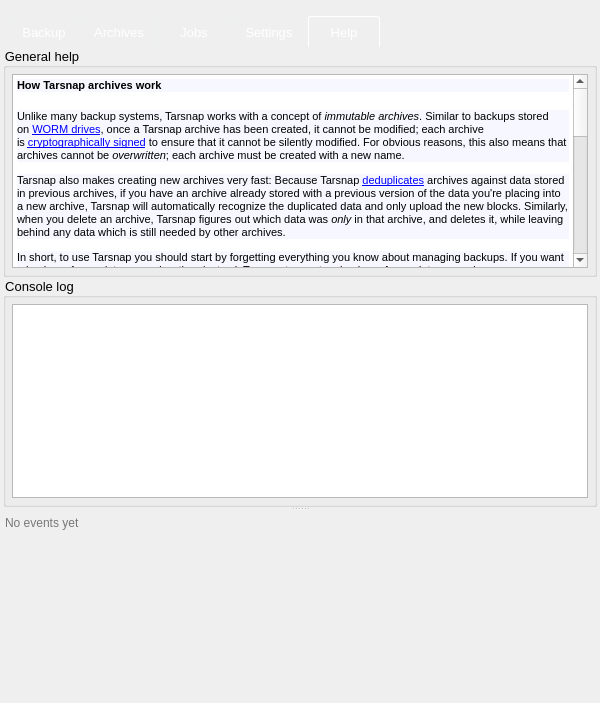
Qt form forms/mainwindow.ui (Tarsnap/tarsnap-gui) before a commit.
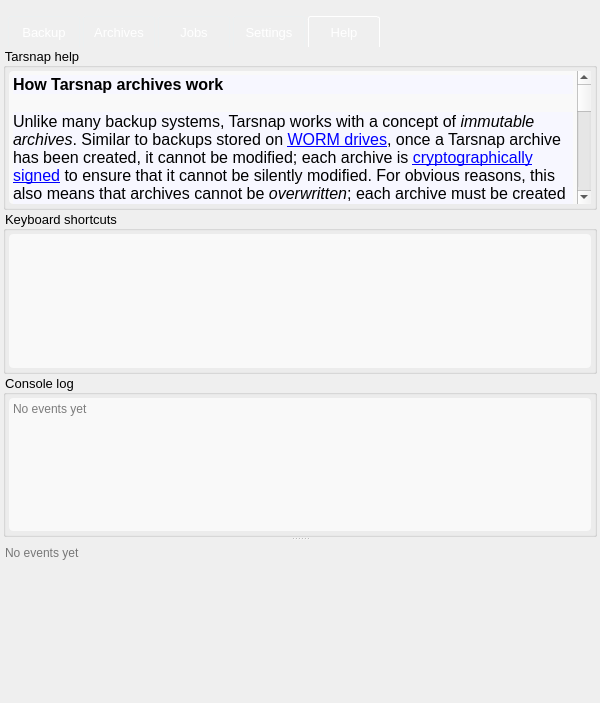
The same form after that commit. The open tabs and pages were chosen to show the change. Icons and pictures are not drawn. Custom widgets are drawn as their Qt base class.

Commit message: Refinements for the Help pane.

What changed in the file:
```diff
--- a/forms/mainwindow.ui
+++ b/forms/mainwindow.ui
@@ -1663,7 +1663,8 @@
          </widget>
          <widget class="QWidget" name="helpTab">
           <property name="styleSheet">
-           <string notr="true">#helpTab {
+           <string notr="true">#helpTab QGroupBox {
+font-size: 13px;
 }</string>
           </property>
           <attribute name="title">
@@ -1696,53 +1697,84 @@
               </font>
              </property>
              <property name="styleSheet">
-              <string notr="true">QGroupBox {
-font-size: 13px;
-}</string>
+              <string notr="true"/>
              </property>
              <property name="title">
-              <string>General help</string>
+              <string>Tarsnap help</string>
              </property>
              <layout class="QVBoxLayout" name="verticalLayout_7">
               <property name="leftMargin">
-               <number>6</number>
+               <number>3</number>
               </property>
               <property name="topMargin">
-               <number>6</number>
+               <number>3</number>
               </property>
               <property name="rightMargin">
-               <number>6</number>
+               <number>3</number>
               </property>
               <property name="bottomMargin">
-               <number>6</number>
+               <number>3</number>
               </property>
               <item>
                <widget class="QTextBrowser" name="helpTextBrowser">
+                <property name="styleSheet">
+                 <string notr="true">QTextBrowser {
+background: rgba(255,255,255,170);
+border-radius: 4px;
+}</string>
+                </property>
+                <property name="frameShape">
+                 <enum>QFrame::NoFrame</enum>
+                </property>
                 <property name="html">
                  <string>&lt;!DOCTYPE HTML PUBLIC &quot;-//W3C//DTD HTML 4.0//EN&quot; &quot;http://www.w3.org/TR/REC-html40/strict.dtd&quot;&gt;
 &lt;html&gt;&lt;head&gt;&lt;meta name=&quot;qrichtext&quot; content=&quot;1&quot; /&gt;&lt;style type=&quot;text/css&quot;&gt;
 p, li { white-space: pre-wrap; }
 &lt;/style&gt;&lt;/head&gt;&lt;body style=&quot; font-family:'.Helvetica Neue DeskInterface'; font-size:13pt; font-weight:400; font-style:normal;&quot;&gt;
-&lt;p style=&quot; margin-top:18px; margin-bottom:18px; margin-left:0px; margin-right:0px; -qt-block-indent:0; text-indent:0px; background-color:#f7f7ff;&quot;&gt;&lt;span style=&quot; font-family:'Droid Sans,sans-serif'; font-size:8pt; font-weight:600; color:#000000; background-color:#f7f7ff;&quot;&gt;How Tarsnap archives work&lt;/span&gt;&lt;/p&gt;
-&lt;p style=&quot; margin-top:12px; margin-bottom:12px; margin-left:0px; margin-right:0px; -qt-block-indent:0; text-indent:0px; background-color:#f7f7ff;&quot;&gt;&lt;span style=&quot; font-family:'Droid Sans,sans-serif'; font-size:8pt; color:#000000; background-color:#f7f7ff;&quot;&gt;Unlike many backup systems, Tarsnap works with a concept of&lt;/span&gt;&lt;span style=&quot; font-family:'Droid Sans,sans-serif'; font-size:8pt; color:#000000;&quot;&gt; &lt;/span&gt;&lt;span style=&quot; font-family:'Droid Sans,sans-serif'; font-size:8pt; font-style:italic; color:#000000;&quot;&gt;immutable archives&lt;/span&gt;&lt;span style=&quot; font-family:'Droid Sans,sans-serif'; font-size:8pt; color:#000000;&quot;&gt;. Similar to backups stored on &lt;/span&gt;&lt;a href=&quot;http://en.wikipedia.org/wiki/Write_once_read_many&quot;&gt;&lt;span style=&quot; font-family:'Droid Sans,sans-serif'; font-size:8pt; text-decoration: underline; color:#0000ff;&quot;&gt;WORM drives&lt;/span&gt;&lt;/a&gt;&lt;span style=&quot; font-family:'Droid Sans,sans-serif'; font-size:8pt; color:#000000;&quot;&gt;, once a Tarsnap archive has been created, it cannot be modified; each archive is &lt;/span&gt;&lt;a href=&quot;https://www.tarsnap.com/crypto.html&quot;&gt;&lt;span style=&quot; font-family:'Droid Sans,sans-serif'; font-size:8pt; text-decoration: underline; color:#0000ff;&quot;&gt;cryptographically signed&lt;/span&gt;&lt;/a&gt;&lt;span style=&quot; font-family:'Droid Sans,sans-serif'; font-size:8pt; color:#000000;&quot;&gt; to ensure that it cannot be silently modified. For obvious reasons, this also means that archives cannot be &lt;/span&gt;&lt;span style=&quot; font-family:'Droid Sans,sans-serif'; font-size:8pt; font-style:italic; color:#000000;&quot;&gt;overwritten&lt;/span&gt;&lt;span style=&quot; font-family:'Droid Sans,sans-serif'; font-size:8pt; color:#000000;&quot;&gt;; each archive must be created with a new name.&lt;/span&gt;&lt;/p&gt;
-&lt;p style=&quot; margin-top:12px; margin-bottom:12px; margin-left:0px; margin-right:0px; -qt-block-indent:0; text-indent:0px; background-color:#f7f7ff;&quot;&gt;&lt;span style=&quot; font-family:'Droid Sans,sans-serif'; font-size:8pt; color:#000000; background-color:#f7f7ff;&quot;&gt;Tarsnap also makes creating new archives very fast: Because Tarsnap&lt;/span&gt;&lt;span style=&quot; font-family:'Droid Sans,sans-serif'; font-size:8pt; color:#000000;&quot;&gt; &lt;/span&gt;&lt;a href=&quot;https://www.tarsnap.com/efficiency.html&quot;&gt;&lt;span style=&quot; font-family:'Droid Sans,sans-serif'; font-size:8pt; text-decoration: underline; color:#0000ff;&quot;&gt;deduplicates&lt;/span&gt;&lt;/a&gt;&lt;span style=&quot; font-family:'Droid Sans,sans-serif'; font-size:8pt; color:#000000;&quot;&gt; archives against data stored in previous archives, if you have an archive already stored with a previous version of the data you're placing into a new archive, Tarsnap will automatically recognize the duplicated data and only upload the new blocks. Similarly, when you delete an archive, Tarsnap figures out which data was &lt;/span&gt;&lt;span style=&quot; font-family:'Droid Sans,sans-serif'; font-size:8pt; font-style:italic; color:#000000;&quot;&gt;only&lt;/span&gt;&lt;span style=&quot; font-family:'Droid Sans,sans-serif'; font-size:8pt; color:#000000;&quot;&gt; in that archive, and deletes it, while leaving behind any data which is still needed by other archives.&lt;/span&gt;&lt;/p&gt;
-&lt;p style=&quot; margin-top:12px; margin-bottom:12px; margin-left:0px; margin-right:0px; -qt-block-indent:0; text-indent:0px; background-color:#f7f7ff;&quot;&gt;&lt;span style=&quot; font-family:'Droid Sans,sans-serif'; font-size:8pt; color:#000000; background-color:#f7f7ff;&quot;&gt;In short, to use Tarsnap you should start by forgetting everything you know about managing backups. If you want a backup of your data every day, then just ask Tarsnap to create a backup of your data every day.&lt;/span&gt;&lt;/p&gt;
-&lt;p style=&quot; margin-top:37px; margin-bottom:18px; margin-left:0px; margin-right:0px; -qt-block-indent:0; text-indent:0px; background-color:#f7f7ff;&quot;&gt;&lt;span style=&quot; font-family:'Droid Sans,sans-serif'; font-size:8pt; font-weight:600; color:#000000; background-color:#f7f7ff;&quot;&gt;Tarsnap command line&lt;/span&gt;&lt;/p&gt;
-&lt;p style=&quot; margin-top:12px; margin-bottom:12px; margin-left:0px; margin-right:0px; -qt-block-indent:0; text-indent:0px; background-color:#f7f7ff;&quot;&gt;&lt;span style=&quot; font-family:'Droid Sans,sans-serif'; font-size:8pt; color:#000000; background-color:#f7f7ff;&quot;&gt;The examples here assume that you are using a Tarsnap configuration file including&lt;/span&gt;&lt;span style=&quot; font-family:'Droid Sans,sans-serif'; font-size:8pt; color:#000000;&quot;&gt; &lt;/span&gt;&lt;span style=&quot; font-family:'Courier New,courier'; font-size:8pt; color:#000000;&quot;&gt;keyfile&lt;/span&gt;&lt;span style=&quot; font-family:'Droid Sans,sans-serif'; font-size:8pt; color:#000000;&quot;&gt; and &lt;/span&gt;&lt;span style=&quot; font-family:'Courier New,courier'; font-size:8pt; color:#000000;&quot;&gt;cachedir&lt;/span&gt;&lt;span style=&quot; font-family:'Droid Sans,sans-serif'; font-size:8pt; color:#000000;&quot;&gt; directives. The sample configuration file provided with Tarsnap specifies these (the default keyfile location is &lt;/span&gt;&lt;span style=&quot; font-family:'Courier New,courier'; font-size:8pt; color:#000000;&quot;&gt;/root/tarsnap.key&lt;/span&gt;&lt;span style=&quot; font-family:'Droid Sans,sans-serif'; font-size:8pt; color:#000000;&quot;&gt;, and the default cache directory location is &lt;/span&gt;&lt;span style=&quot; font-family:'Courier New,courier'; font-size:8pt; color:#000000;&quot;&gt;/usr/local/tarsnap-cache&lt;/span&gt;&lt;span style=&quot; font-family:'Droid Sans,sans-serif'; font-size:8pt; color:#000000;&quot;&gt;).&lt;/span&gt;&lt;/p&gt;
-&lt;p style=&quot; margin-top:8px; margin-bottom:0px; margin-left:0px; margin-right:0px; -qt-block-indent:0; text-indent:0px; background-color:#f7f7ff;&quot;&gt;&lt;span style=&quot; font-family:'Droid Sans,sans-serif'; font-size:8pt; color:#000000;&quot;&gt;Create an archive named &amp;quot;mybackup&amp;quot; containing &lt;/span&gt;&lt;span style=&quot; font-family:'Courier New,courier'; font-size:8pt; color:#000000;&quot;&gt;/usr/home&lt;/span&gt;&lt;span style=&quot; font-family:'Droid Sans,sans-serif'; font-size:8pt; color:#000000;&quot;&gt; and &lt;/span&gt;&lt;span style=&quot; font-family:'Courier New,courier'; font-size:8pt; color:#000000;&quot;&gt;/other/stuff&lt;/span&gt;&lt;span style=&quot; font-family:'Droid Sans,sans-serif'; font-size:8pt; color:#000000;&quot;&gt;:&lt;/span&gt;&lt;/p&gt;
-&lt;p style=&quot; margin-top:0px; margin-bottom:0px; margin-left:30px; margin-right:0px; -qt-block-indent:0; text-indent:0px;&quot;&gt;&lt;span style=&quot; font-family:'Courier New,courier'; font-size:8pt; color:#000000;&quot;&gt;tarsnap -c -f mybackup /usr/home /other/stuff&lt;/span&gt;&lt;/p&gt;
-&lt;p style=&quot; margin-top:7px; margin-bottom:0px; margin-left:0px; margin-right:0px; -qt-block-indent:0; text-indent:0px;&quot;&gt;&lt;span style=&quot; font-family:'Droid Sans,sans-serif'; font-size:8pt; color:#000000;&quot;&gt;Create another archive a day later from the same directories; this will be much faster because Tarsnap will recognize and avoid uploading data which was stored previously:&lt;/span&gt;&lt;/p&gt;
-&lt;p style=&quot; margin-top:0px; margin-bottom:0px; margin-left:30px; margin-right:0px; -qt-block-indent:0; text-indent:0px;&quot;&gt;&lt;span style=&quot; font-family:'Courier New,courier'; font-size:8pt; color:#000000;&quot;&gt;tarsnap -c -f anotherbackup /usr/home /other/stuff&lt;/span&gt;&lt;/p&gt;
-&lt;p style=&quot; margin-top:7px; margin-bottom:0px; margin-left:0px; margin-right:0px; -qt-block-indent:0; text-indent:0px;&quot;&gt;&lt;span style=&quot; font-family:'Droid Sans,sans-serif'; font-size:8pt; color:#000000;&quot;&gt;List all the archives which have been stored:&lt;/span&gt;&lt;/p&gt;
-&lt;p style=&quot; margin-top:0px; margin-bottom:0px; margin-left:30px; margin-right:0px; -qt-block-indent:0; text-indent:0px;&quot;&gt;&lt;span style=&quot; font-family:'Courier New,courier'; font-size:8pt; color:#000000;&quot;&gt;tarsnap --list-archives&lt;/span&gt;&lt;/p&gt;
-&lt;p style=&quot; margin-top:7px; margin-bottom:0px; margin-left:0px; margin-right:0px; -qt-block-indent:0; text-indent:0px;&quot;&gt;&lt;span style=&quot; font-family:'Droid Sans,sans-serif'; font-size:8pt; color:#000000;&quot;&gt;Delete the first archive, leaving the second archive intact:&lt;/span&gt;&lt;/p&gt;
-&lt;p style=&quot; margin-top:0px; margin-bottom:0px; margin-left:30px; margin-right:0px; -qt-block-indent:0; text-indent:0px;&quot;&gt;&lt;span style=&quot; font-family:'Courier New,courier'; font-size:8pt; color:#000000;&quot;&gt;tarsnap -d -f mybackup&lt;/span&gt;&lt;/p&gt;
-&lt;p style=&quot; margin-top:7px; margin-bottom:0px; margin-left:0px; margin-right:0px; -qt-block-indent:0; text-indent:0px;&quot;&gt;&lt;span style=&quot; font-family:'Droid Sans,sans-serif'; font-size:8pt; color:#000000;&quot;&gt;List the files in the &amp;quot;anotherbackup&amp;quot; archive&lt;/span&gt;&lt;/p&gt;
-&lt;p style=&quot; margin-top:0px; margin-bottom:0px; margin-left:30px; margin-right:0px; -qt-block-indent:0; text-indent:0px;&quot;&gt;&lt;span style=&quot; font-family:'Courier New,courier'; font-size:8pt; color:#000000;&quot;&gt;tarsnap -tv -f anotherbackup&lt;/span&gt;&lt;/p&gt;
-&lt;p style=&quot; margin-top:7px; margin-bottom:0px; margin-left:0px; margin-right:0px; -qt-block-indent:0; text-indent:0px;&quot;&gt;&lt;span style=&quot; font-family:'Droid Sans,sans-serif'; font-size:8pt; color:#000000;&quot;&gt;Restore two users' home directories&lt;/span&gt;&lt;/p&gt;
-&lt;p style=&quot; margin-top:0px; margin-bottom:8px; margin-left:30px; margin-right:0px; -qt-block-indent:0; text-indent:0px;&quot;&gt;&lt;span style=&quot; font-family:'Courier New,courier'; font-size:8pt; color:#000000;&quot;&gt;tarsnap -x -f anotherbackup usr/home/auser usr/home/anotheruser&lt;/span&gt;&lt;/p&gt;
-&lt;p style=&quot; margin-top:37px; margin-bottom:18px; margin-left:0px; margin-right:0px; -qt-block-indent:0; text-indent:0px; background-color:#f7f7ff;&quot;&gt;&lt;span style=&quot; font-family:'Droid Sans,sans-serif'; font-size:8pt; font-weight:600; color:#000000; background-color:#f7f7ff;&quot;&gt;Tarsnap cache directory&lt;/span&gt;&lt;/p&gt;
-&lt;p style=&quot; margin-top:12px; margin-bottom:12px; margin-left:0px; margin-right:0px; -qt-block-indent:0; text-indent:0px; background-color:#f7f7ff;&quot;&gt;&lt;span style=&quot; font-family:'Droid Sans,sans-serif'; font-size:8pt; color:#000000; background-color:#f7f7ff;&quot;&gt;The&lt;/span&gt;&lt;span style=&quot; font-family:'Droid Sans,sans-serif'; font-size:8pt; color:#000000;&quot;&gt; &lt;/span&gt;&lt;span style=&quot; font-family:'Courier New,courier'; font-size:8pt; color:#000000;&quot;&gt;tarsnap -c&lt;/span&gt;&lt;span style=&quot; font-family:'Droid Sans,sans-serif'; font-size:8pt; color:#000000;&quot;&gt; and &lt;/span&gt;&lt;span style=&quot; font-family:'Courier New,courier'; font-size:8pt; color:#000000;&quot;&gt;tarsnap -d&lt;/span&gt;&lt;span style=&quot; font-family:'Droid Sans,sans-serif'; font-size:8pt; color:#000000;&quot;&gt; (archive creating and deleting) operations use a &amp;quot;cache directory&amp;quot; which allows Tarsnap to identify which blocks of data have been previously stored; this directory is specified via the &lt;/span&gt;&lt;span style=&quot; font-family:'Courier New,courier'; font-size:8pt; color:#000000;&quot;&gt;cachedir&lt;/span&gt;&lt;span style=&quot; font-family:'Droid Sans,sans-serif'; font-size:8pt; color:#000000;&quot;&gt; directive in the Tarsnap configuration file or via the &lt;/span&gt;&lt;span style=&quot; font-family:'Courier New,courier'; font-size:8pt; color:#000000;&quot;&gt;--cachedir&lt;/span&gt;&lt;span style=&quot; font-family:'Droid Sans,sans-serif'; font-size:8pt; color:#000000;&quot;&gt; option to Tarsnap. If the cache directory is lost or out of date, the &lt;/span&gt;&lt;span style=&quot; font-family:'Courier New,courier'; font-size:8pt; color:#000000;&quot;&gt;tarsnap -c&lt;/span&gt;&lt;span style=&quot; font-family:'Droid Sans,sans-serif'; font-size:8pt; color:#000000;&quot;&gt; and &lt;/span&gt;&lt;span style=&quot; font-family:'Courier New,courier'; font-size:8pt; color:#000000;&quot;&gt;tarsnap -d&lt;/span&gt;&lt;span style=&quot; font-family:'Droid Sans,sans-serif'; font-size:8pt; color:#000000;&quot;&gt; operations will exit with an error message instructing you to run &lt;/span&gt;&lt;span style=&quot; font-family:'Courier New,courier'; font-size:8pt; color:#000000;&quot;&gt;tarsnap --fsck&lt;/span&gt;&lt;span style=&quot; font-family:'Droid Sans,sans-serif'; font-size:8pt; color:#000000;&quot;&gt; to regenerate the cache directory.&lt;/span&gt;&lt;/p&gt;&lt;/body&gt;&lt;/html&gt;</string>
+&lt;p style=&quot; margin-top:18px; margin-bottom:18px; margin-left:0px; margin-right:0px; -qt-block-indent:0; text-indent:0px; background-color:#f7f7ff;&quot;&gt;&lt;span style=&quot; font-family:'Droid Sans,sans-serif'; font-size:12pt; font-weight:600; color:#000000; background-color:#f7f7ff;&quot;&gt;How Tarsnap archives work&lt;/span&gt;&lt;/p&gt;
+&lt;p style=&quot; margin-top:12px; margin-bottom:12px; margin-left:0px; margin-right:0px; -qt-block-indent:0; text-indent:0px; background-color:#f7f7ff;&quot;&gt;&lt;span style=&quot; font-family:'Droid Sans,sans-serif'; font-size:12pt; color:#000000; background-color:#f7f7ff;&quot;&gt;Unlike many backup systems, Tarsnap works with a concept of&lt;/span&gt;&lt;span style=&quot; font-family:'Droid Sans,sans-serif'; font-size:12pt; color:#000000;&quot;&gt; &lt;/span&gt;&lt;span style=&quot; font-family:'Droid Sans,sans-serif'; font-size:12pt; font-style:italic; color:#000000;&quot;&gt;immutable archives&lt;/span&gt;&lt;span style=&quot; font-family:'Droid Sans,sans-serif'; font-size:12pt; color:#000000;&quot;&gt;. Similar to backups stored on &lt;/span&gt;&lt;a href=&quot;http://en.wikipedia.org/wiki/Write_once_read_many&quot;&gt;&lt;span style=&quot; font-family:'Droid Sans,sans-serif'; font-size:12pt; text-decoration: underline; color:#0000ff;&quot;&gt;WORM drives&lt;/span&gt;&lt;/a&gt;&lt;span style=&quot; font-family:'Droid Sans,sans-serif'; font-size:12pt; color:#000000;&quot;&gt;, once a Tarsnap archive has been created, it cannot be modified; each archive is &lt;/span&gt;&lt;a href=&quot;https://www.tarsnap.com/crypto.html&quot;&gt;&lt;span style=&quot; font-family:'Droid Sans,sans-serif'; font-size:12pt; text-decoration: underline; color:#0000ff;&quot;&gt;cryptographically signed&lt;/span&gt;&lt;/a&gt;&lt;span style=&quot; font-family:'Droid Sans,sans-serif'; font-size:12pt; color:#000000;&quot;&gt; to ensure that it cannot be silently modified. For obvious reasons, this also means that archives cannot be &lt;/span&gt;&lt;span style=&quot; font-family:'Droid Sans,sans-serif'; font-size:12pt; font-style:italic; color:#000000;&quot;&gt;overwritten&lt;/span&gt;&lt;span style=&quot; font-family:'Droid Sans,sans-serif'; font-size:12pt; color:#000000;&quot;&gt;; each archive must be created with a new name.&lt;/span&gt;&lt;/p&gt;
+&lt;p style=&quot; margin-top:12px; margin-bottom:12px; margin-left:0px; margin-right:0px; -qt-block-indent:0; text-indent:0px; background-color:#f7f7ff;&quot;&gt;&lt;span style=&quot; font-family:'Droid Sans,sans-serif'; font-size:12pt; color:#000000; background-color:#f7f7ff;&quot;&gt;Tarsnap also makes creating new archives very fast: Because Tarsnap&lt;/span&gt;&lt;span style=&quot; font-family:'Droid Sans,sans-serif'; font-size:12pt; color:#000000;&quot;&gt; &lt;/span&gt;&lt;a href=&quot;https://www.tarsnap.com/efficiency.html&quot;&gt;&lt;span style=&quot; font-family:'Droid Sans,sans-serif'; font-size:12pt; text-decoration: underline; color:#0000ff;&quot;&gt;deduplicates&lt;/span&gt;&lt;/a&gt;&lt;span style=&quot; font-family:'Droid Sans,sans-serif'; font-size:12pt; color:#000000;&quot;&gt; archives against data stored in previous archives, if you have an archive already stored with a previous version of the data you're placing into a new archive, Tarsnap will automatically recognize the duplicated data and only upload the new blocks. Similarly, when you delete an archive, Tarsnap figures out which data was &lt;/span&gt;&lt;span style=&quot; font-family:'Droid Sans,sans-serif'; font-size:12pt; font-style:italic; color:#000000;&quot;&gt;only&lt;/span&gt;&lt;span style=&quot; font-family:'Droid Sans,sans-serif'; font-size:12pt; color:#000000;&quot;&gt; in that archive, and deletes it, while leaving behind any data which is still needed by other archives.&lt;/span&gt;&lt;/p&gt;
+&lt;p style=&quot; margin-top:12px; margin-bottom:12px; margin-left:0px; margin-right:0px; -qt-block-indent:0; text-indent:0px; background-color:#f7f7ff;&quot;&gt;&lt;span style=&quot; font-family:'Droid Sans,sans-serif'; font-size:12pt; color:#000000; background-color:#f7f7ff;&quot;&gt;In short, to use Tarsnap you should start by forgetting everything you know about managing backups. If you want a backup of your data every day, then just ask Tarsnap to create a backup of your data every day.&lt;/span&gt;&lt;/p&gt;
+&lt;p style=&quot; margin-top:37px; margin-bottom:18px; margin-left:0px; margin-right:0px; -qt-block-indent:0; text-indent:0px; background-color:#f7f7ff;&quot;&gt;&lt;span style=&quot; font-family:'Droid Sans,sans-serif'; font-size:12pt; font-weight:600; color:#000000; background-color:#f7f7ff;&quot;&gt;Tarsnap cache directory&lt;/span&gt;&lt;/p&gt;
+&lt;p style=&quot; margin-top:12px; margin-bottom:12px; margin-left:0px; margin-right:0px; -qt-block-indent:0; text-indent:0px; background-color:#f7f7ff;&quot;&gt;&lt;span style=&quot; font-family:'Droid Sans,sans-serif'; font-size:12pt; color:#000000; background-color:#f7f7ff;&quot;&gt;The&lt;/span&gt;&lt;span style=&quot; font-family:'Droid Sans,sans-serif'; font-size:12pt; color:#000000;&quot;&gt; &lt;/span&gt;&lt;span style=&quot; font-family:'Courier New,courier'; font-size:12pt; color:#000000;&quot;&gt;tarsnap -c&lt;/span&gt;&lt;span style=&quot; font-family:'Droid Sans,sans-serif'; font-size:12pt; color:#000000;&quot;&gt; and &lt;/span&gt;&lt;span style=&quot; font-family:'Courier New,courier'; font-size:12pt; color:#000000;&quot;&gt;tarsnap -d&lt;/span&gt;&lt;span style=&quot; font-family:'Droid Sans,sans-serif'; font-size:12pt; color:#000000;&quot;&gt; (archive creating and deleting) operations use a &amp;quot;cache directory&amp;quot; which allows Tarsnap to identify which blocks of data have been previously stored; this directory is specified via the &lt;/span&gt;&lt;span style=&quot; font-family:'Courier New,courier'; font-size:12pt; color:#000000;&quot;&gt;cachedir&lt;/span&gt;&lt;span style=&quot; font-family:'Droid Sans,sans-serif'; font-size:12pt; color:#000000;&quot;&gt; directive in the Tarsnap configuration file or via the &lt;/span&gt;&lt;span style=&quot; font-family:'Courier New,courier'; font-size:12pt; color:#000000;&quot;&gt;--cachedir&lt;/span&gt;&lt;span style=&quot; font-family:'Droid Sans,sans-serif'; font-size:12pt; color:#000000;&quot;&gt; option to Tarsnap. If the cache directory is lost or out of date, the &lt;/span&gt;&lt;span style=&quot; font-family:'Courier New,courier'; font-size:12pt; color:#000000;&quot;&gt;tarsnap -c&lt;/span&gt;&lt;span style=&quot; font-family:'Droid Sans,sans-serif'; font-size:12pt; color:#000000;&quot;&gt; and &lt;/span&gt;&lt;span style=&quot; font-family:'Courier New,courier'; font-size:12pt; color:#000000;&quot;&gt;tarsnap -d&lt;/span&gt;&lt;span style=&quot; font-family:'Droid Sans,sans-serif'; font-size:12pt; color:#000000;&quot;&gt; operations will exit with an error message instructing you to run &lt;/span&gt;&lt;span style=&quot; font-family:'Courier New,courier'; font-size:12pt; color:#000000;&quot;&gt;tarsnap --fsck&lt;/span&gt;&lt;span style=&quot; font-family:'Droid Sans,sans-serif'; font-size:12pt; color:#000000;&quot;&gt; to regenerate the cache directory.&lt;/span&gt;&lt;/p&gt;
+&lt;p style=&quot; margin-top:12px; margin-bottom:12px; margin-left:0px; margin-right:0px; -qt-block-indent:0; text-indent:0px; background-color:#f7f7ff;&quot;&gt;&lt;span style=&quot; font-family:'Droid Sans,sans-serif'; font-size:12pt; color:#000000;&quot;&gt;More help at &lt;/span&gt;&lt;a href=&quot;http://www.tarsnap.com/gettingstarted.html&quot;&gt;&lt;span style=&quot; font-size:12pt; text-decoration: underline; color:#0000ff;&quot;&gt;http://www.tarsnap.com/gettingstarted.html&lt;/span&gt;&lt;/a&gt;&lt;/p&gt;&lt;/body&gt;&lt;/html&gt;</string>
+                </property>
+                <property name="openExternalLinks">
+                 <bool>true</bool>
+                </property>
+               </widget>
+              </item>
+             </layout>
+            </widget>
+           </item>
+           <item>
+            <widget class="QGroupBox" name="groupBox_7">
+             <property name="title">
+              <string>Keyboard shortcuts</string>
+             </property>
+             <layout class="QVBoxLayout" name="verticalLayout_20">
+              <property name="leftMargin">
+               <number>3</number>
+              </property>
+              <property name="topMargin">
+               <number>3</number>
+              </property>
+              <property name="rightMargin">
+               <number>3</number>
+              </property>
+              <property name="bottomMargin">
+               <number>3</number>
+              </property>
+              <item>
+               <widget class="QTextBrowser" name="keyboardShortcutsTextBrowser_5">
+                <property name="styleSheet">
+                 <string notr="true">QTextBrowser {
+background: rgba(255,255,255,170);
+border-radius: 4px;
+}</string>
+                </property>
+                <property name="frameShape">
+                 <enum>QFrame::NoFrame</enum>
                 </property>
                </widget>
               </item>
@@ -1757,42 +1789,38 @@
               </font>
              </property>
              <property name="styleSheet">
-              <string notr="true">QGroupBox {
-font-size: 13px;
-}</string>
+              <string notr="true"/>
              </property>
              <property name="title">
               <string>Console log</string>
              </property>
              <layout class="QVBoxLayout" name="verticalLayout_8">
               <property name="leftMargin">
-               <number>6</number>
+               <number>3</number>
               </property>
               <property name="topMargin">
-               <number>6</number>
+               <number>3</number>
               </property>
               <property name="rightMargin">
-               <number>6</number>
+               <number>3</number>
               </property>
               <property name="bottomMargin">
-               <number>6</number>
+               <number>3</number>
               </property>
               <item>
                <widget class="QPlainTextEdit" name="consoleLogPlainTextEdit">
                 <property name="styleSheet">
                  <string notr="true">#consoleLogPlainTextEdit
 {
-
+background: rgba(255,255,255,170);
+border-radius: 4px;
 }</string>
                 </property>
-                <property name="undoRedoEnabled">
-                 <bool>false</bool>
+                <property name="frameShape">
+                 <enum>QFrame::NoFrame</enum>
                 </property>
-                <property name="readOnly">
-                 <bool>true</bool>
-                </property>
-                <property name="plainText">
-                 <string/>
+                <property name="placeholderText">
+                 <string>No events yet</string>
                 </property>
                </widget>
               </item>
```
Left out of the diff: 10 changed lines with no effect on the pictures.
